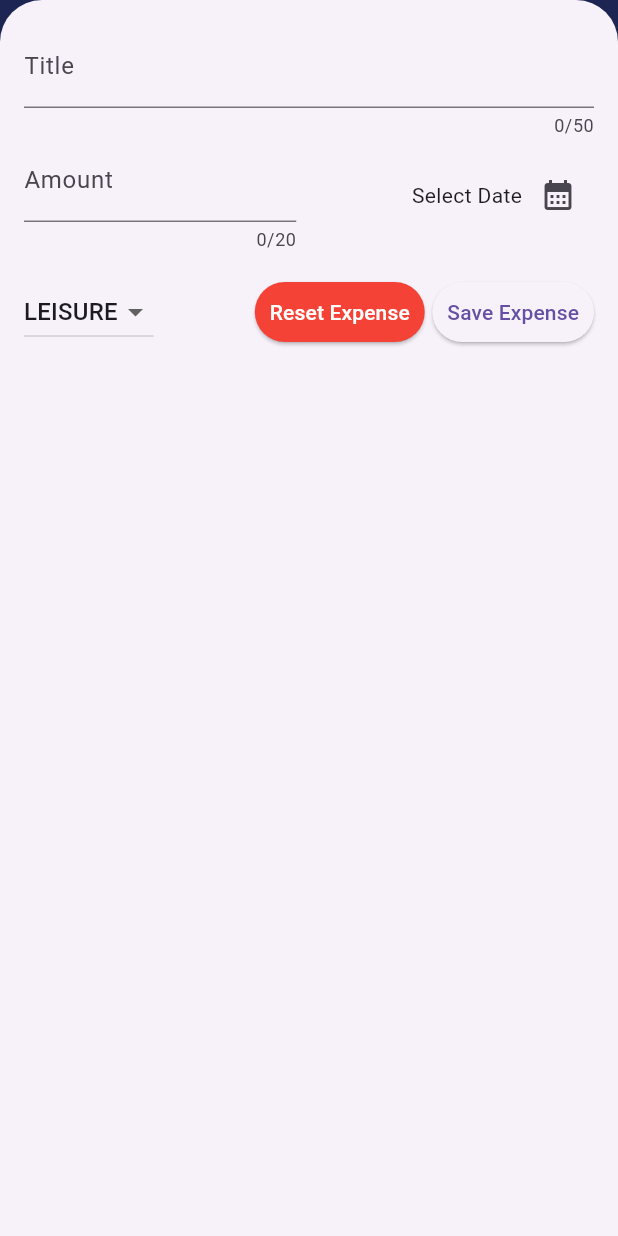
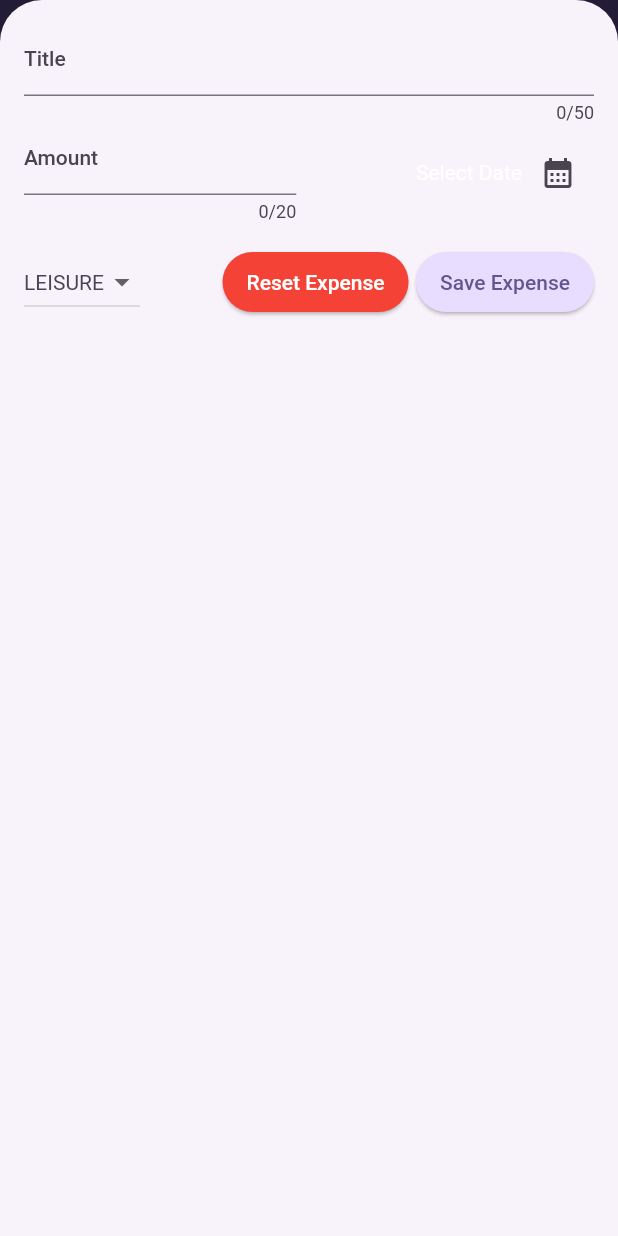
Before and after one commit to ibenusinaa/flutter-expense-app, a Flutter app: the screen it shows after launch, after a tap on the "add" icon, on a phone screen of 412 x 824 dp. Run offline on Flutter 3.47's test engine with Material 2 defaults, Android fonts, the phone set to English and light mode, and no system bars.

Commit message:
theming using ThemeData, light and dark mode

```diff
--- a/lib/main.dart
+++ b/lib/main.dart
@@ -1,10 +1,74 @@
 import 'package:flutter/material.dart';
 import 'package:expense_tracker_app/widgets/expenses.dart';
+
+var kColorScheme = ColorScheme.fromSeed(
+  seedColor: const Color.fromARGB(255, 96, 59, 181),
+);
+
+var kDarkColorScheme = ColorScheme.fromSeed(
+  brightness: Brightness.dark,
+  seedColor: const Color.fromARGB(255, 5, 99, 125),
+);
 
 void main() {
   runApp(
     MaterialApp(
-      theme: ThemeData(useMaterial3: true),
+      darkTheme: ThemeData.dark().copyWith(
+        useMaterial3: true,
+        colorScheme: kDarkColorScheme,
+        cardTheme: const CardTheme().copyWith(
+          color: kDarkColorScheme.secondaryContainer,
+          margin: const EdgeInsets.symmetric(
+            horizontal: 16,
+            vertical: 8,
+          ),
+        ),
+        elevatedButtonTheme: ElevatedButtonThemeData(
+          style: ElevatedButton.styleFrom(
+            padding: const EdgeInsets.symmetric(
+              horizontal: 16,
+              vertical: 8,
+            ),
+            backgroundColor: kDarkColorScheme.primaryContainer,
+            foregroundColor: kDarkColorScheme.onPrimaryContainer,
+          ),
+        ),
+      ),
+      theme: ThemeData().copyWith(
+        useMaterial3: true,
+        colorScheme: kColorScheme,
+        // scaffoldBackgroundColor: Colors.blueAccent,
+        appBarTheme: const AppBarTheme().copyWith(
+          backgroundColor: kColorScheme.onPrimaryContainer,
+          foregroundColor: kColorScheme.primaryContainer,
+        ),
+        cardTheme: const CardTheme().copyWith(
+          color: kColorScheme.secondaryContainer,
+          margin: const EdgeInsets.symmetric(
+            horizontal: 16,
+            vertical: 8,
+          ),
+        ),
+        elevatedButtonTheme: ElevatedButtonThemeData(
+          style: ElevatedButton.styleFrom(
+            padding: const EdgeInsets.symmetric(horizontal: 16, vertical: 8),
+            backgroundColor: kColorScheme.primaryContainer,
+          ),
+        ),
+        textTheme: const TextTheme().copyWith(
+          titleLarge: TextStyle(
+            fontWeight: FontWeight.bold,
+            color: kColorScheme.onSecondaryContainer,
+            fontSize: 16,
+          ),
+          titleMedium: TextStyle(
+            fontWeight: FontWeight.normal,
+            color: kColorScheme.onSecondaryContainer,
+            fontSize: 14,
+          ),
+        ),
+      ),
+      themeMode: ThemeMode.system,
       home: const Expenses(),
     ),
   );
--- a/lib/widgets/expenses.dart
+++ b/lib/widgets/expenses.dart
@@ -75,7 +75,7 @@ class _ExpensesState extends State<Expenses> {
     }
     return Scaffold(
       appBar: AppBar(
-        backgroundColor: Colors.indigo,
+        // backgroundColor: Colors.indigo,
         title: const Text('Expense App'),
         actions: [
           IconButton(
--- a/lib/widgets/expenses_list/expense_form_overlay.dart
+++ b/lib/widgets/expenses_list/expense_form_overlay.dart
@@ -258,8 +258,9 @@ class _ExpenseFormOverlayState extends State<ExpenseFormOverlay> {
               ElevatedButton(
                 onPressed: _resetNewExpense,
                 style: ElevatedButton.styleFrom(
-                    backgroundColor: Colors.red.shade500,
-                    padding: const EdgeInsets.all(10)),
+                  backgroundColor: Colors.red.shade500,
+                  // padding: const EdgeInsets.all(10),
+                ),
                 child: const Text(
                   'Reset Expense',
                   style: TextStyle(
@@ -270,9 +271,9 @@ class _ExpenseFormOverlayState extends State<ExpenseFormOverlay> {
               const SizedBox(width: 5),
               ElevatedButton(
                 onPressed: _saveNewExpense,
-                style: ElevatedButton.styleFrom(
-                  padding: const EdgeInsets.all(10),
-                ),
+                // style: ElevatedButton.styleFrom(
+                //   padding: const EdgeInsets.all(10),
+                // ),
                 child: const Text('Save Expense'),
               ),
             ],
--- a/lib/widgets/expenses_list/expense_item.dart
+++ b/lib/widgets/expenses_list/expense_item.dart
@@ -9,33 +9,39 @@ class ExpenseItem extends StatelessWidget {
   @override
   Widget build(BuildContext context) {
     return Card(
-      color: Colors.indigo,
+      // color: Colors.indigo,
       child: Padding(
         padding: const EdgeInsets.symmetric(
           horizontal: 20,
           vertical: 16,
         ),
         child: Column(
+          crossAxisAlignment: CrossAxisAlignment.start,
           children: [
             Text(
               expense.title,
-              style: const TextStyle(color: Colors.white),
+              style: Theme.of(context).textTheme.titleLarge,
             ),
             const SizedBox(height: 4),
             Row(
               // mainAxisAlignment: MainAxisAlignment.spaceBetween,
               children: [
-                Text('\$${expense.amount.toStringAsFixed(2)}',
-                    style: const TextStyle(
-                        color: Colors.white)), //ensure angka dibelakang comma
+                Text(
+                  '\$${expense.amount.toStringAsFixed(2)}',
+                  style: Theme.of(context).textTheme.titleMedium,
+                ), //ensure angka dibelakang comma
                 const Spacer(), //kasi spasi sampe ujung
                 Row(
                   children: [
-                    Icon(categoryIcons[expense.category],
-                        color: Colors.limeAccent),
+                    Icon(
+                      categoryIcons[expense.category],
+                      // color: Colors.limeAccent,
+                    ),
                     const SizedBox(width: 5),
-                    Text(expense.formattedDate,
-                        style: const TextStyle(color: Colors.white)),
+                    Text(
+                      expense.formattedDate,
+                      style: Theme.of(context).textTheme.titleMedium,
+                    ),
                   ],
                 )
               ],
--- a/lib/widgets/expenses_list/expenses_list.dart
+++ b/lib/widgets/expenses_list/expenses_list.dart
@@ -18,6 +18,13 @@ class ExpensesList extends StatelessWidget {
       itemCount: expenses.length,
       itemBuilder: (context, index) => Dismissible(
         key: ValueKey(expenses[index]),
+        background: Container(
+          color: Theme.of(context).colorScheme.error.withOpacity(.65),
+          margin: EdgeInsets.symmetric(
+            horizontal: Theme.of(context).cardTheme.margin!.horizontal,
+            vertical: Theme.of(context).cardTheme.margin!.vertical,
+          ),
+        ),
         onDismissed: (direction) {
           onRemoveExpense(expenses[index]);
         },
```
